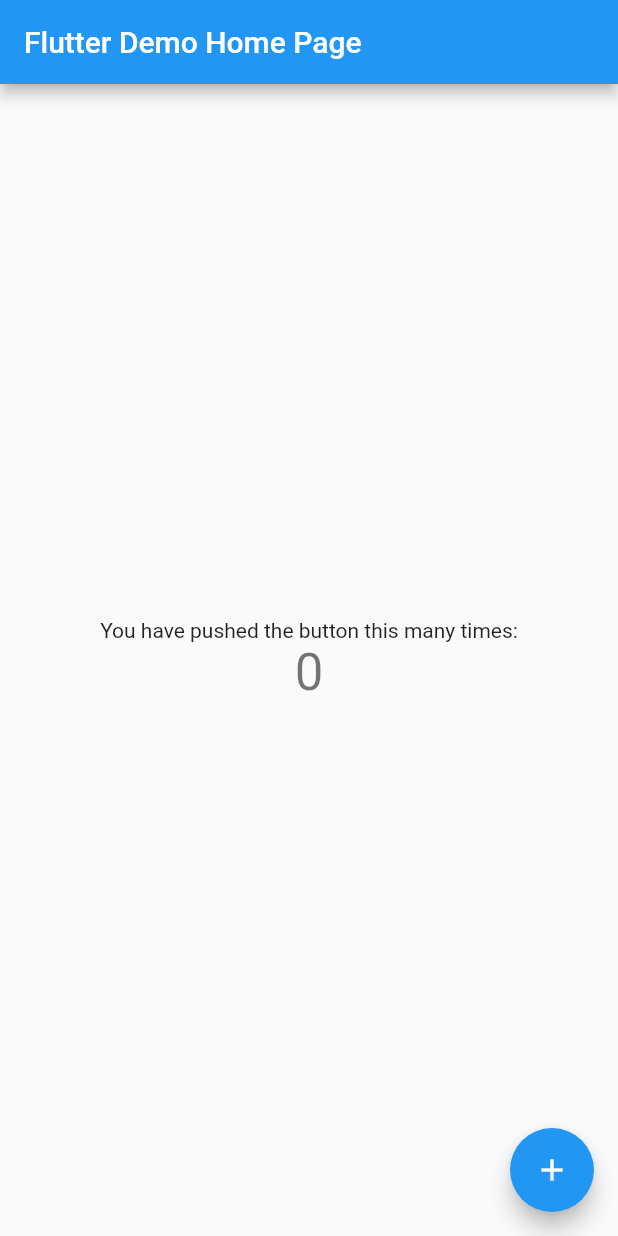
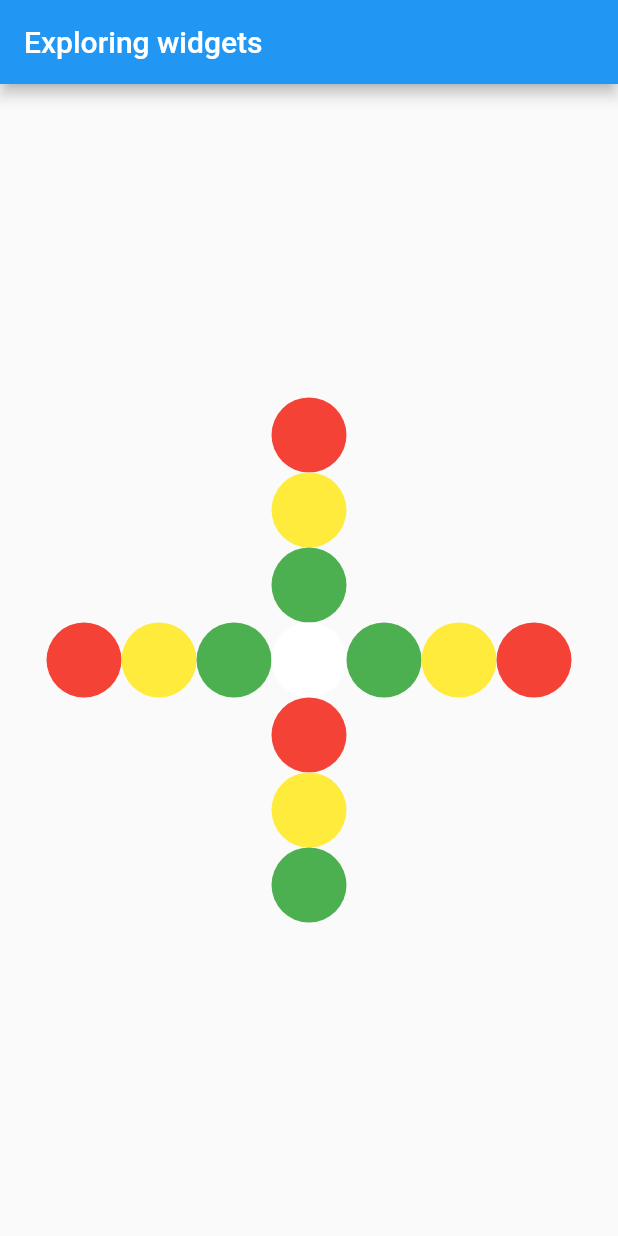
Before and after one commit to kilimaj/learn_widget, a Flutter app: the screen it shows after launch, on a phone screen of 412 x 824 dp. Run offline on Flutter 3.47's test engine with Material 2 defaults, Android fonts, the phone set to English and light mode, and no system bars.

Commit message:
Column and row widgets

```diff
--- a/lib/main.dart
+++ b/lib/main.dart
@@ -5,43 +5,21 @@ void main() {
 }
 
 class MyApp extends StatelessWidget {
-  // This widget is the root of your application.
   @override
   Widget build(BuildContext context) {
     return MaterialApp(
-      title: 'Flutter Demo',
+      title: 'Exploring Widgets',
       theme: ThemeData(
-        // This is the theme of your application.
-        //
-        // Try running your application with "flutter run". You'll see the
-        // application has a blue toolbar. Then, without quitting the app, try
-        // changing the primarySwatch below to Colors.green and then invoke
-        // "hot reload" (press "r" in the console where you ran "flutter run",
-        // or simply save your changes to "hot reload" in a Flutter IDE).
-        // Notice that the counter didn't reset back to zero; the application
-        // is not restarted.
         primarySwatch: Colors.blue,
-        // This makes the visual density adapt to the platform that you run
-        // the app on. For desktop platforms, the controls will be smaller and
-        // closer together (more dense) than on mobile platforms.
         visualDensity: VisualDensity.adaptivePlatformDensity,
       ),
-      home: MyHomePage(title: 'Flutter Demo Home Page'),
+      home: MyHomePage(title: 'Exploring widgets'),
     );
   }
 }
 
 class MyHomePage extends StatefulWidget {
   MyHomePage({Key key, this.title}) : super(key: key);
-
-  // This widget is the home page of your application. It is stateful, meaning
-  // that it has a State object (defined below) that contains fields that affect
-  // how it looks.
-
-  // This class is the configuration for the state. It holds the values (in this
-  // case the title) provided by the parent (in this case the App widget) and
-  // used by the build method of the State. Fields in a Widget subclass are
-  // always marked "final".
 
   final String title;
 
@@ -50,68 +28,73 @@ class MyHomePage extends StatefulWidget {
 }
 
 class _MyHomePageState extends State<MyHomePage> {
-  int _counter = 0;
-
-  void _incrementCounter() {
-    setState(() {
-      // This call to setState tells the Flutter framework that something has
-      // changed in this State, which causes it to rerun the build method below
-      // so that the display can reflect the updated values. If we changed
-      // _counter without calling setState(), then the build method would not be
-      // called again, and so nothing would appear to happen.
-      _counter++;
-    });
-  }
-
   @override
   Widget build(BuildContext context) {
-    // This method is rerun every time setState is called, for instance as done
-    // by the _incrementCounter method above.
-    //
-    // The Flutter framework has been optimized to make rerunning build methods
-    // fast, so that you can just rebuild anything that needs updating rather
-    // than having to individually change instances of widgets.
     return Scaffold(
       appBar: AppBar(
-        // Here we take the value from the MyHomePage object that was created by
-        // the App.build method, and use it to set our appbar title.
         title: Text(widget.title),
       ),
       body: Center(
-        // Center is a layout widget. It takes a single child and positions it
-        // in the middle of the parent.
         child: Column(
-          // Column is also a layout widget. It takes a list of children and
-          // arranges them vertically. By default, it sizes itself to fit its
-          // children horizontally, and tries to be as tall as its parent.
-          //
-          // Invoke "debug painting" (press "p" in the console, choose the
-          // "Toggle Debug Paint" action from the Flutter Inspector in Android
-          // Studio, or the "Toggle Debug Paint" command in Visual Studio Code)
-          // to see the wireframe for each widget.
-          //
-          // Column has various properties to control how it sizes itself and
-          // how it positions its children. Here we use mainAxisAlignment to
-          // center the children vertically; the main axis here is the vertical
-          // axis because Columns are vertical (the cross axis would be
-          // horizontal).
           mainAxisAlignment: MainAxisAlignment.center,
           children: <Widget>[
-            Text(
-              'You have pushed the button this many times:',
+            Row(
+              mainAxisAlignment: MainAxisAlignment.center,
+              children: [
+                Column(
+                  children: [
+                    ColoredCircle(color: Colors.red),
+                    ColoredCircle(color: Colors.yellow),
+                    ColoredCircle(color: Colors.green),
+                  ],
+                ),
+              ],
             ),
-            Text(
-              '$_counter',
-              style: Theme.of(context).textTheme.headline4,
+            Row(
+              mainAxisAlignment: MainAxisAlignment.center,
+              children: [
+                ColoredCircle(color: Colors.red),
+                ColoredCircle(color: Colors.yellow),
+                ColoredCircle(color: Colors.green),
+                ColoredCircle(color: Colors.white),
+                ColoredCircle(color: Colors.green),
+                ColoredCircle(color: Colors.yellow),
+                ColoredCircle(color: Colors.red),
+              ],
+            ),
+            Row(
+              mainAxisAlignment: MainAxisAlignment.center,
+              children: [
+                Column(
+                  children: [
+                    ColoredCircle(color: Colors.red),
+                    ColoredCircle(color: Colors.yellow),
+                    ColoredCircle(color: Colors.green),
+                  ],
+                ),
+              ],
             ),
           ],
         ),
       ),
-      floatingActionButton: FloatingActionButton(
-        onPressed: _incrementCounter,
-        tooltip: 'Increment',
-        child: Icon(Icons.add),
-      ), // This trailing comma makes auto-formatting nicer for build methods.
     );
   }
 }
+
+class ColoredCircle extends StatelessWidget {
+  ColoredCircle({Key key, this.color}) : super(key: key);
+
+  final Color color;
+  final double width = 50;
+  @override
+  Widget build(BuildContext context) {
+    return Container(
+      width: width,
+      height: width,
+      decoration: BoxDecoration(
+        borderRadius: BorderRadius.circular(width / 2),
+        color: color,
+      ),
+    );
+  }
+}
```
